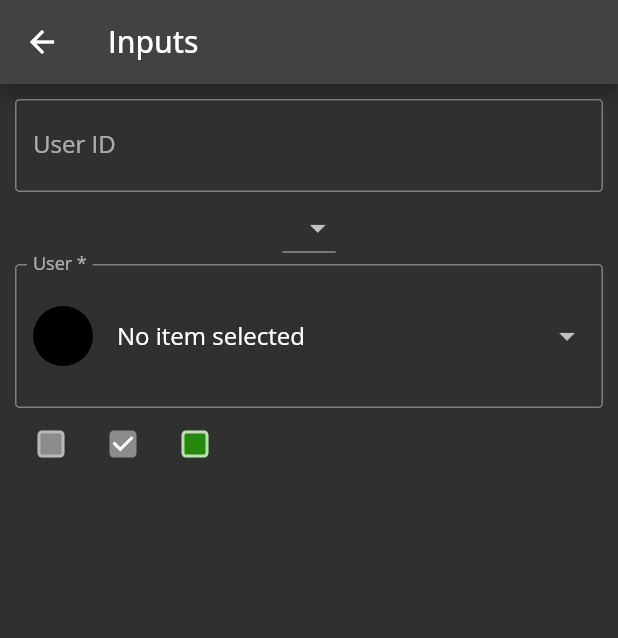
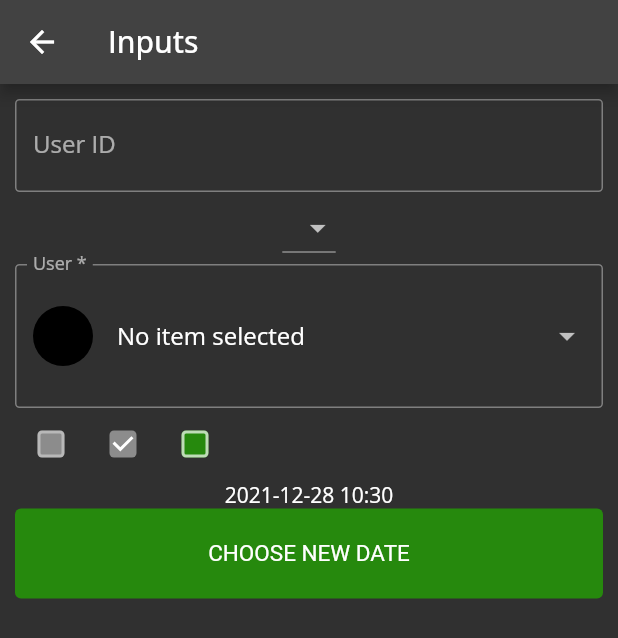
Before and after one commit to manoharramarao/flutter-theming, a Flutter app: the DInputs screen opened directly, on a phone screen of 412 x 824 dp. Shown: the top 638 px of the screen. Run offline on Flutter 3.47's test engine with Material 2 defaults, Android fonts, the phone set to English and light mode, and no system bars; drawn by our look-alikes of dropdown_search; our stand-ins replace dio, google_fonts.

Commit message:
Implemented date picker

```diff
--- /dev/null
+++ b/lib/d_theme/d_widgets/d_datetime_picker.dart
@@ -0,0 +1,55 @@
+import 'package:flutter/material.dart';
+import 'package:intl/intl.dart';
+import 'package:myapp/d_theme/d_widgets/d_buttons.dart';
+
+class DDateTimePicker extends StatefulWidget {
+  const DDateTimePicker({Key? key}) : super(key: key);
+
+  @override
+  _DDateTimePickerState createState() => _DDateTimePickerState();
+}
+
+class _DDateTimePickerState extends State<DDateTimePicker> {
+  DateTime selectedDate = DateTime.now();
+  final DateFormat dateFormat = DateFormat('yyyy-MM-dd HH:mm');
+
+  @override
+  Widget build(BuildContext context) {
+    return Column(
+      mainAxisAlignment: MainAxisAlignment.center,
+      children: <Widget>[
+        Text(dateFormat.format(selectedDate)),
+        DTextBlockButton(
+          text: "Choose New Date",
+          onPressed: () async {
+            final selectedDate = await _selectDateTime(context);
+            if (selectedDate == null) return;
+            /* final selectedTime = await _selectTime(context);
+            if (selectedTime == null) return;
+            print(selectedTime); */
+            setState(() {
+              this.selectedDate = DateTime(
+                  selectedDate.year, selectedDate.month, selectedDate.day);
+            });
+          },
+        ),
+      ],
+    );
+  }
+
+  /* Future<TimeOfDay?> _selectTime(BuildContext context) {
+    final now = DateTime.now();
+
+    return showTimePicker(
+      context: context,
+      initialTime: TimeOfDay(hour: now.hour, minute: now.minute),
+    );
+  } */
+
+  Future<DateTime?> _selectDateTime(BuildContext context) => showDatePicker(
+        context: context,
+        initialDate: DateTime.now().add(const Duration(seconds: 1)),
+        firstDate: DateTime.now(),
+        lastDate: DateTime(2100),
+      );
+}
--- a/lib/screens/inputs.dart
+++ b/lib/screens/inputs.dart
@@ -1,6 +1,7 @@
 import 'package:flutter/material.dart';
 import 'package:myapp/d_theme/d_widgets/d_checkbox.dart';
 import 'package:myapp/d_theme/d_widgets/d_colors.dart';
+import 'package:myapp/d_theme/d_widgets/d_datetime_picker.dart';
 import 'package:myapp/d_theme/d_widgets/d_dropdown.dart';
 import 'package:dropdown_search/dropdown_search.dart';
 import 'package:dio/dio.dart';
@@ -128,6 +129,7 @@ class _DInputsState extends State<DInputs> {
                   ),
                 ],
               ),
+              const DDateTimePicker(),
             ],
           ),
         ),
--- a/pubspec.yaml
+++ b/pubspec.yaml
@@ -37,6 +37,7 @@ dependencies:
   google_fonts: ^2.1.1
   dropdown_search: ^2.0.1
   dio: ^4.0.4
+  intl: ^0.17.0
 
 dev_dependencies:
   flutter_test:
```
Also changed, not shown: pubspec.lock.
